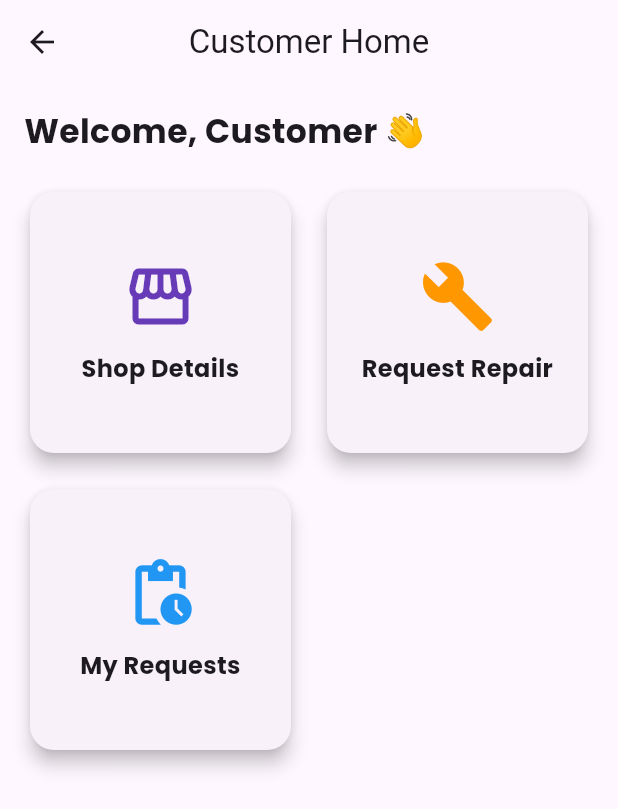
After one commit to namal1230/Smart-Tv-Shop-AMD-, a Flutter app: the CustomerHome screen opened directly, on a phone screen of 412 x 824 dp. The commit adds this screen. Shown: the top 809 px of the screen. Run offline on Flutter 3.47's test engine with Material 3 defaults, Android fonts, the phone set to English and light mode, and no system bars; our stand-ins replace animate_do, awesome_dialog, flutter_rating_bar, fluttertoast, google_fonts.

Commit message:
complete customer_home ui

```diff
--- a/lib/screens/auth/login_screen.dart
+++ b/lib/screens/auth/login_screen.dart
@@ -3,6 +3,7 @@ import 'package:flutter/material.dart';
 import 'package:fluttertoast/fluttertoast.dart';
 import 'package:google_fonts/google_fonts.dart';
 import 'package:smart_tv_shop/screens/auth/signup_screen.dart';
+import 'package:smart_tv_shop/screens/customer/customer_home.dart';
 import 'package:smart_tv_shop/screens/owner/owner_dashboard.dart';
 
 class LoginScreen extends StatefulWidget {
@@ -33,7 +34,7 @@ class _LoginScreenState extends State<LoginScreen> {
     if (selectedRole == "Owner") {
       Navigator.push(context, MaterialPageRoute(builder: (context) => const OwnerDashboard(),));
     } else {
-      // Navigator.pushReplacementNamed(context, '/customerHome');
+      Navigator.push(context, MaterialPageRoute(builder: (context) => const CustomerHome(),));
     }
   }
 
--- /dev/null
+++ b/lib/screens/customer/customer_home.dart
@@ -0,0 +1,102 @@
+import 'package:flutter/material.dart';
+import 'package:animate_do/animate_do.dart';
+import 'package:google_fonts/google_fonts.dart';
+
+class CustomerHome extends StatelessWidget {
+  const CustomerHome({super.key});
+
+  @override
+  Widget build(BuildContext context) {
+    final List<Map<String, dynamic>> features = [
+      {
+        "title": "Shop Details",
+        "icon": Icons.storefront,
+        "route": '/shopDetails',
+        "color": Colors.deepPurple,
+      },
+      {
+        "title": "Request Repair",
+        "icon": Icons.build,
+        "route": '/requestRepair',
+        "color": Colors.orange,
+      },
+      {
+        "title": "My Requests",
+        "icon": Icons.pending_actions,
+        "route": '/customerRequests',
+        "color": Colors.blue,
+      },
+    ];
+
+    return Scaffold(
+      appBar: AppBar(
+        title: const Text("Customer Home"),
+        centerTitle: true,
+      ),
+      body: Padding(
+        padding: const EdgeInsets.all(16),
+        child: Column(
+          crossAxisAlignment: CrossAxisAlignment.start,
+          children: [
+
+            FadeInDown(
+              child: Text(
+                "Welcome, Customer 👋",
+                style: GoogleFonts.poppins(
+                  fontSize: 22,
+                  fontWeight: FontWeight.bold,
+                ),
+              ),
+            ),
+
+            const SizedBox(height: 20),
+
+            Expanded(
+              child: GridView.builder(
+                itemCount: features.length,
+                gridDelegate: const SliverGridDelegateWithFixedCrossAxisCount(
+                  crossAxisCount: 2,
+                  mainAxisSpacing: 16,
+                  crossAxisSpacing: 16,
+                  childAspectRatio: 1,
+                ),
+                itemBuilder: (context, index) {
+                  final feature = features[index];
+                  return FadeInUp(
+                    delay: Duration(milliseconds: 100 * index),
+                    child: InkWell(
+                      onTap: () {
+                        Navigator.pushNamed(context, feature['route']);
+                      },
+                      child: Card(
+                        elevation: 5,
+                        shape: RoundedRectangleBorder(
+                          borderRadius: BorderRadius.circular(16),
+                        ),
+                        child: Column(
+                          mainAxisAlignment: MainAxisAlignment.center,
+                          children: [
+                            Icon(feature['icon'], size: 50, color: feature['color']),
+                            const SizedBox(height: 12),
+                            Text(
+                              feature['title'],
+                              textAlign: TextAlign.center,
+                              style: GoogleFonts.poppins(
+                                fontSize: 16,
+                                fontWeight: FontWeight.bold,
+                              ),
+                            ),
+                          ],
+                        ),
+                      ),
+                    ),
+                  );
+                },
+              ),
+            ),
+          ],
+        ),
+      ),
+    );
+  }
+}
```
